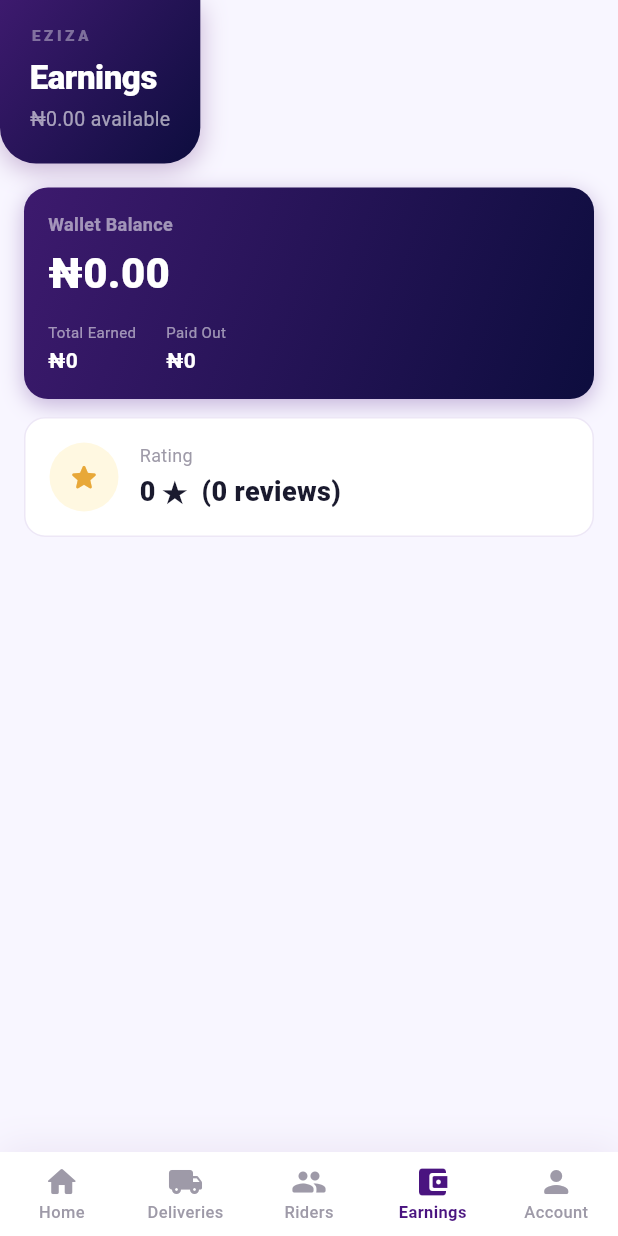
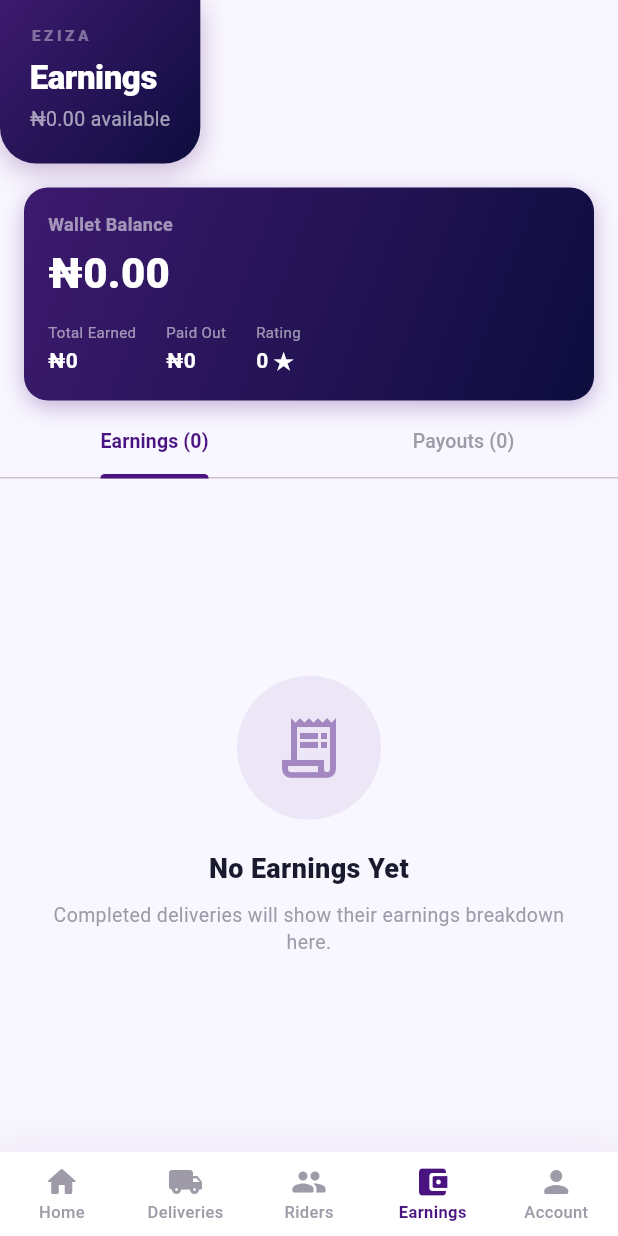
Before and after one commit to zionnite/eziza, a Flutter app: the CompanyDashboardPage screen opened directly, item 4 of the bottom bar chosen, on a phone screen of 412 x 824 dp. Run offline on Flutter 3.47's test engine with Material 3 defaults, Android fonts, the phone set to English and light mode, and no system bars; our stand-ins replace firebase_core, firebase_messaging, flutter_dotenv, flutter_local_notifications, flutter_map, geolocator and 4 more; missing offline and left inert: flutter_foreground_task; accounts and stored records are empty; network calls fail.

Commit message:
Replace View-All approach with sub-tabs on company Earnings tab
Per feedback, the capped-list + View-All-page design wasn't wanted.
Replaced with a proper sub-tab (Earnings | Payouts) using the same
TabController/TabBar pattern already established for the Deliveries
tab in this file, so it's consistent with an existing convention
rather than a new one-off. The wallet balance/stats/request-payout
card stays fixed above the tabs (now with Rating folded into the same
stats row instead of a separate card below), each sub-tab shows its
full list with its own RefreshIndicator and a proper empty state, and
the two now-unused "View All" pages from the previous approach are
removed along with the helper that built them.

Co-Authored-By: Claude Sonnet 5 <noreply@anthropic.com>

```diff
--- a/lib/pages/home/company_dashboard_page.dart
+++ b/lib/pages/home/company_dashboard_page.dart
@@ -5,10 +5,8 @@ import 'package:supabase_flutter/supabase_flutter.dart';
 
 import '../../constants/colors.dart';
 import '../../controllers/auth_controller.dart';
-import 'company_earnings_history_page.dart';
 import 'company_earnings_widgets.dart';
 import 'company_map_page.dart';
-import 'company_payout_history_page.dart';
 
 class CompanyDashboardPage extends StatefulWidget {
   const CompanyDashboardPage({super.key});
@@ -21,6 +19,7 @@ class _CompanyDashboardPageState extends State<CompanyDashboardPage>
     with TickerProviderStateMixin {
   final _db = Supabase.instance.client;
   late final TabController _deliveriesTabController;
+  late final TabController _earningsTabController;
 
   int _tab = 0;
 
@@ -49,6 +48,7 @@ class _CompanyDashboardPageState extends State<CompanyDashboardPage>
   void initState() {
     super.initState();
     _deliveriesTabController = TabController(length: 2, vsync: this);
+    _earningsTabController = TabController(length: 2, vsync: this);
     _load();
   }
 
@@ -56,6 +56,7 @@ class _CompanyDashboardPageState extends State<CompanyDashboardPage>
   void dispose() {
     if (_channel != null) _db.removeChannel(_channel!);
     _deliveriesTabController.dispose();
+    _earningsTabController.dispose();
     _phoneCtrl.dispose();
     _emailCtrl.dispose();
     _bidCtrl.dispose();
@@ -1239,6 +1240,8 @@ class _CompanyDashboardPageState extends State<CompanyDashboardPage>
         .fold<double>(0, (sum, p) => sum + ((p['amount'] as num?)?.toDouble() ?? 0));
     final hasPending   = pendingPayout > 0;
     final balance      = (rawBalance - pendingPayout).clamp(0, double.infinity);
+    final earningsHistory =
+        _jobHistory.where((d) => d['status'] == 'confirmed').toList();
 
     return Column(
       crossAxisAlignment: CrossAxisAlignment.start,
@@ -1292,14 +1295,9 @@ class _CompanyDashboardPageState extends State<CompanyDashboardPage>
             ),
           ),
         ),
-        Expanded(
-          child: RefreshIndicator(
-            color: EzizaColors.kPurpleD,
-            onRefresh: _load,
-            child: ListView(
-              padding: const EdgeInsets.all(16),
-              children: [
-                Container(
+        Padding(
+          padding: const EdgeInsets.fromLTRB(16, 16, 16, 0),
+          child: Container(
             padding: const EdgeInsets.all(16),
             decoration: BoxDecoration(
                 gradient: const LinearGradient(
@@ -1342,6 +1340,9 @@ class _CompanyDashboardPageState extends State<CompanyDashboardPage>
                 const SizedBox(width: 20),
                 _walletStat('Paid Out',
                     '₦${(company['paid_out'] as num?)?.toStringAsFixed(0) ?? '0'}'),
+                const SizedBox(width: 20),
+                _walletStat('Rating',
+                    '${company['rating_avg'] ?? 0} ★'),
               ]),
               if (balance > 0 || hasPending) ...[
                 const SizedBox(height: 14),
@@ -1408,49 +1409,100 @@ class _CompanyDashboardPageState extends State<CompanyDashboardPage>
               ],
             ]),
           ),
-                if (_jobHistory.any((d) => d['status'] == 'confirmed')) ...[
+        ),
+        const SizedBox(height: 4),
+        TabBar(
+          controller: _earningsTabController,
+          labelColor: EzizaColors.kPurpleD,
+          unselectedLabelColor: EzizaColors.kMuted,
+          labelStyle: const TextStyle(
+              fontWeight: FontWeight.w700, fontSize: 13),
+          unselectedLabelStyle: const TextStyle(
+              fontWeight: FontWeight.w500, fontSize: 13),
+          indicatorColor: EzizaColors.kPurpleD,
+          indicatorSize: TabBarIndicatorSize.label,
+          tabs: [
+            Tab(text: 'Earnings (${earningsHistory.length})'),
+            Tab(text: 'Payouts (${_payoutHistory.length})'),
+          ],
+        ),
+        Expanded(
+          child: TabBarView(
+            controller: _earningsTabController,
+            children: [
+              RefreshIndicator(
+                color: EzizaColors.kPurpleD,
+                onRefresh: _load,
+                child: earningsHistory.isEmpty
+                    ? _earningsEmptyState(
+                        Icons.receipt_long_outlined,
+                        'No Earnings Yet',
+                        'Completed deliveries will show their earnings breakdown here.')
+                    : ListView.builder(
+                        padding: const EdgeInsets.all(16),
+                        itemCount: earningsHistory.length,
+                        itemBuilder: (_, i) =>
+                            companyEarningsHistoryCard(earningsHistory[i]),
+                      ),
+              ),
+              RefreshIndicator(
+                color: EzizaColors.kPurpleD,
+                onRefresh: _load,
+                child: _payoutHistory.isEmpty
+                    ? _earningsEmptyState(
+                        Icons.account_balance_outlined,
+                        'No Payout Requests',
+                        'Requests you submit will show their status here.')
+                    : ListView.builder(
+                        padding: const EdgeInsets.all(16),
+                        itemCount: _payoutHistory.length,
+                        itemBuilder: (_, i) =>
+                            companyPayoutHistoryCard(_payoutHistory[i]),
+                      ),
+              ),
+            ],
+          ),
+        ),
+      ],
+    );
+  }
+
+  Widget _earningsEmptyState(IconData icon, String title, String subtitle) =>
+      Center(
+        child: SingleChildScrollView(
+          physics: const AlwaysScrollableScrollPhysics(),
+          padding: const EdgeInsets.all(32),
+          child: Column(
+            mainAxisAlignment: MainAxisAlignment.center,
+            children: [
+              Container(
+                padding: const EdgeInsets.all(24),
+                decoration: BoxDecoration(
+                  color: EzizaColors.kPurpleD.withValues(alpha: 0.07),
+                  shape: BoxShape.circle,
+                ),
+                child: Icon(icon,
+                    size: 48,
+                    color: EzizaColors.kPurpleD.withValues(alpha: 0.45)),
+              ),
               const SizedBox(height: 20),
-                  _earningsSection(
-                    title: 'Recent Earnings',
-                    items: _jobHistory
-                        .where((d) => d['status'] == 'confirmed')
-                        .toList(),
-                    cardBuilder: companyEarningsHistoryCard,
-                    onViewAll: () => Navigator.of(context).push(
-                        MaterialPageRoute(builder: (_) =>
-                            CompanyEarningsHistoryPage(
-                                deliveries: _jobHistory
-                                    .where((d) => d['status'] == 'confirmed')
-                                    .toList()))),
-                  ),
-                ],
-                if (_payoutHistory.isNotEmpty) ...[
-                  const SizedBox(height: 20),
-                  _earningsSection(
-                    title: 'Payment History',
-                    items: _payoutHistory,
-                    cardBuilder: companyPayoutHistoryCard,
-                    onViewAll: () => Navigator.of(context).push(
-                        MaterialPageRoute(builder: (_) =>
-                            CompanyPayoutHistoryPage(
-                                payouts: _payoutHistory))),
-                  ),
-                ],
-                const SizedBox(height: 12),
-                _statCard(
-                    'Rating',
-                    '${company['rating_avg'] ?? 0} ★  (${company['rating_count'] ?? 0} reviews)',
-                    Icons.star_rounded,
-                    EzizaColors.kGold,
-                    const Color(0xFFFFF8E1)),
-                const SizedBox(height: 40),
-              ],
-            ),
-          ),
-        ),
-      ],
-    );
-  }
+              Text(title,
+                  style: const TextStyle(
+                      fontWeight: FontWeight.w800,
+                      fontSize: 18,
+                      color: EzizaColors.kText),
+                  textAlign: TextAlign.center),
+              const SizedBox(height: 8),
+              Text(subtitle,
+                  textAlign: TextAlign.center,
+                  style: const TextStyle(
+                      color: EzizaColors.kMuted,
+                      fontSize: 13,
+                      height: 1.4)),
+            ],
+          ),
+        ),
+      );
 
   // ── ACCOUNT TAB ───────────────────────────────────────────────
 
@@ -2106,57 +2158,6 @@ class _CompanyDashboardPageState extends State<CompanyDashboardPage>
           ],
         ]),
       );
-
-  // Capped preview (4 items) + "View All" link into a dedicated full-list
-  // page, wrapped in its own shaded card for visual separation — the tab
-  // previously dumped every earnings/payout row inline with no grouping,
-  // which became an unbounded wall of identical-looking cards.
-  Widget _earningsSection({
-    required String title,
-    required List<Map<String, dynamic>> items,
-    required Widget Function(Map<String, dynamic>) cardBuilder,
-    required VoidCallback onViewAll,
-  }) {
-    const previewCount = 4;
-    final preview = items.take(previewCount).toList();
-    final hasMore = items.length > previewCount;
-
-    return Container(
-      padding: const EdgeInsets.all(14),
-      decoration: BoxDecoration(
-        color: EzizaColors.kSurface,
-        borderRadius: BorderRadius.circular(16),
-        border: Border.all(color: EzizaColors.kBorder),
-      ),
-      child: Column(
-        crossAxisAlignment: CrossAxisAlignment.start,
-        children: [
-          Row(children: [
-            const Icon(Icons.receipt_long_rounded,
-                size: 16, color: EzizaColors.kPurpleD),
-            const SizedBox(width: 8),
-            Text(title,
-                style: const TextStyle(
-                    fontWeight: FontWeight.w800,
-                    fontSize: 14,
-                    color: EzizaColors.kPurpleD)),
-            const Spacer(),
-            if (hasMore)
-              GestureDetector(
-                onTap: onViewAll,
-                child: const Text('View All',
-                    style: TextStyle(
-                        fontSize: 12,
-                        fontWeight: FontWeight.w700,
-                        color: EzizaColors.kPurpleD)),
-              ),
-          ]),
-          const SizedBox(height: 10),
-          ...preview.map(cardBuilder),
-        ],
-      ),
-    );
-  }
 
   Widget _historyCard(Map<String, dynamic> d) {
     final price    = (d['agreed_price'] as num?)?.toDouble() ?? 0;
@@ -2706,39 +2707,6 @@ class _CompanyDashboardPageState extends State<CompanyDashboardPage>
                 color: Colors.white)),
       ]);
 
-  Widget _statCard(String label, String value, IconData icon,
-          Color color, Color bg) =>
-      Container(
-        padding: const EdgeInsets.all(16),
-        decoration: BoxDecoration(
-            color: EzizaColors.kWhite,
-            borderRadius: BorderRadius.circular(14),
-            border: Border.all(color: EzizaColors.kBorder)),
-        child: Row(children: [
-          Container(
-              padding: const EdgeInsets.all(12),
-              decoration:
-                  BoxDecoration(color: bg, shape: BoxShape.circle),
-              child: Icon(icon, size: 22, color: color)),
-          const SizedBox(width: 14),
-          Expanded(
-            child: Column(
-                crossAxisAlignment: CrossAxisAlignment.start,
-                children: [
-              Text(label,
-                  style: const TextStyle(
-                      fontSize: 12, color: EzizaColors.kMuted)),
-              const SizedBox(height: 2),
-              Text(value,
-                  style: const TextStyle(
-                      fontSize: 18,
-                      fontWeight: FontWeight.w800,
-                      color: EzizaColors.kText)),
-            ]),
-          ),
-        ]),
-      );
-
   // ── Status helpers ────────────────────────────────────────────
 
   String _shortAddr(String addr) {
```
Also changed, not shown: lib/pages/home/company_earnings_history_page.dart (deleted, +0 -33 lines), lib/pages/home/company_payout_history_page.dart (deleted, +0 -32 lines). Lines whose indentation alone changed are shown as unchanged.
